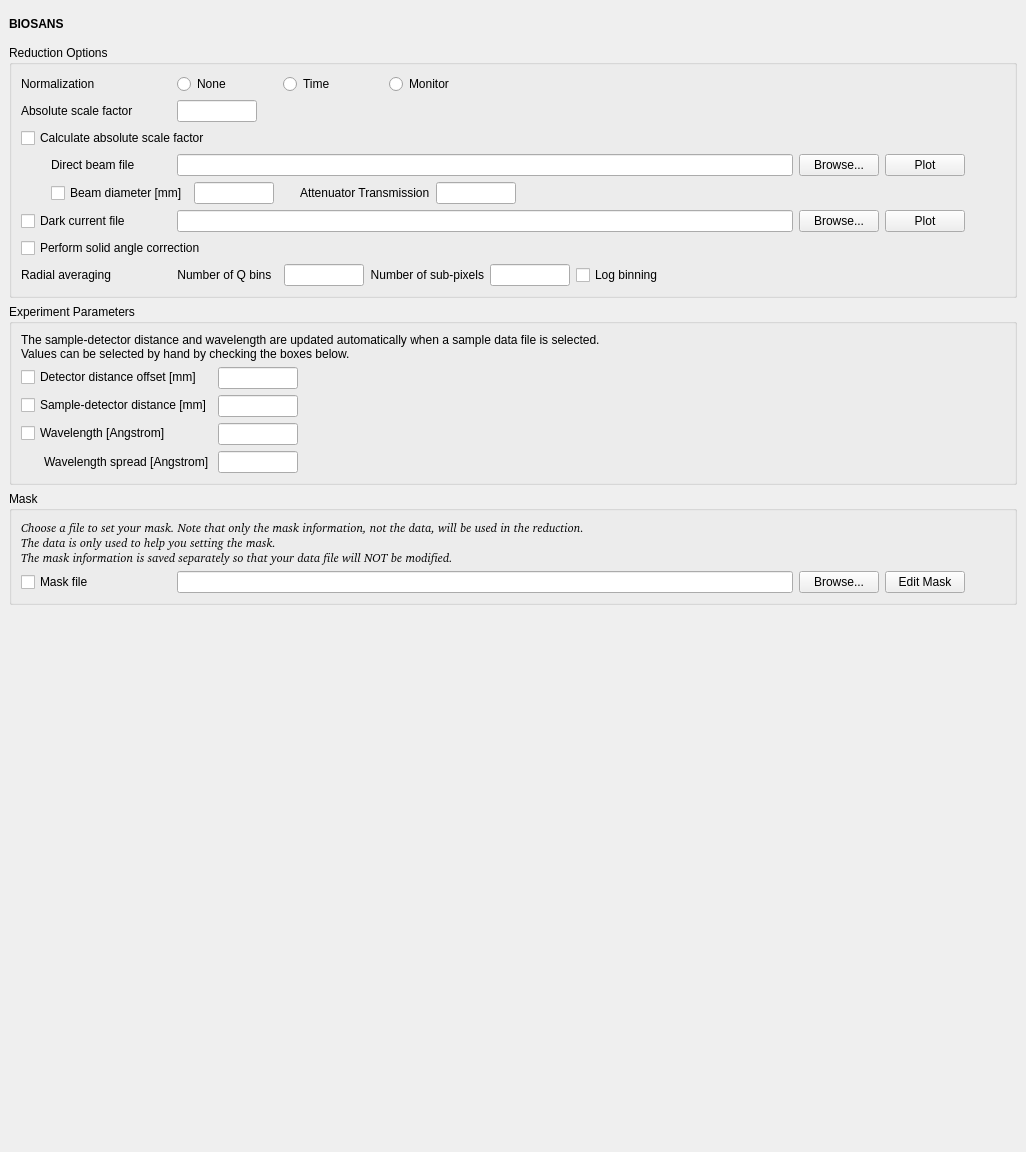
mantidproject/mantid, file Code/Mantid/scripts/Interface/ui/sans/hfir_instrument.ui: the form before one commit.
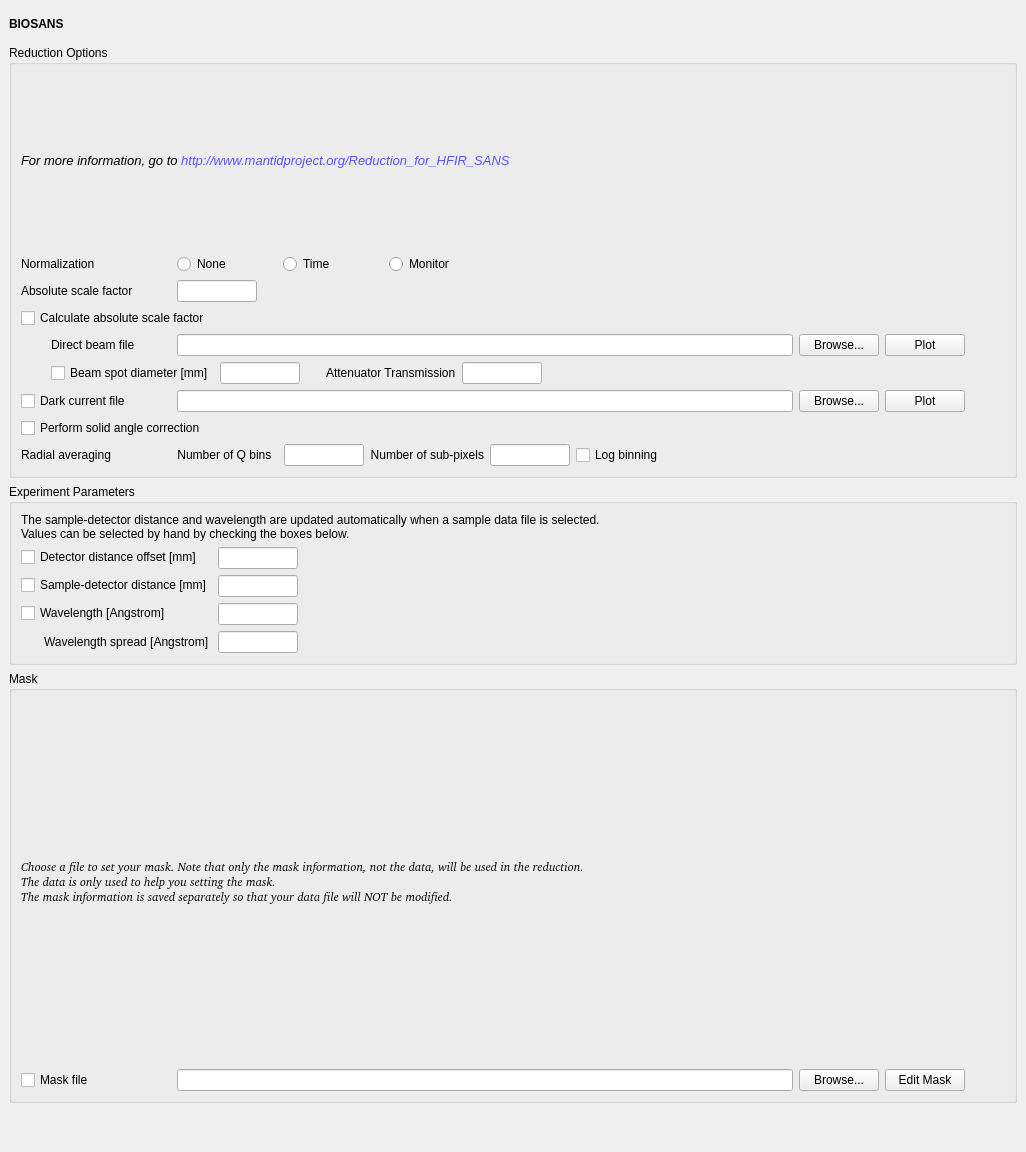
The form after the commit.

What changed in the file:
```diff
--- a/Code/Mantid/scripts/Interface/ui/sans/hfir_instrument.ui
+++ b/Code/Mantid/scripts/Interface/ui/sans/hfir_instrument.ui
@@ -102,6 +102,36 @@
           <string>Reduction Options</string>
          </property>
          <layout class="QVBoxLayout" name="verticalLayout_6">
+          <item>
+           <layout class="QHBoxLayout" name="horizontalLayout_2">
+            <property name="sizeConstraint">
+             <enum>QLayout::SetDefaultConstraint</enum>
+            </property>
+            <item>
+             <widget class="QLabel" name="label_6">
+              <property name="sizePolicy">
+               <sizepolicy hsizetype="Preferred" vsizetype="Minimum">
+                <horstretch>0</horstretch>
+                <verstretch>0</verstretch>
+               </sizepolicy>
+              </property>
+              <property name="styleSheet">
+               <string notr="true">font: italic 10pt &quot;Bitstream Charter&quot;;</string>
+              </property>
+              <property name="text">
+               <string>&lt;!DOCTYPE HTML PUBLIC &quot;-//W3C//DTD HTML 4.0//EN&quot; &quot;http://www.w3.org/TR/REC-html40/strict.dtd&quot;&gt;
+&lt;html&gt;&lt;head&gt;&lt;meta name=&quot;qrichtext&quot; content=&quot;1&quot; /&gt;&lt;style type=&quot;text/css&quot;&gt;
+p, li { white-space: pre-wrap; }
+&lt;/style&gt;&lt;/head&gt;&lt;body style=&quot; font-family:'Bitstream Charter'; font-size:10pt; font-weight:400; font-style:italic;&quot;&gt;
+&lt;p style=&quot; margin-top:0px; margin-bottom:0px; margin-left:0px; margin-right:0px; -qt-block-indent:0; text-indent:0px;&quot;&gt;For more information, go to &lt;a style=&quot;text-decoration: none&quot; href=&quot;http://www.mantidproject.org/Reduction_for_HFIR_SANS&quot;&gt;&lt;span style=&quot; color:#5555ff;&quot;&gt;http://www.mantidproject.org/Reduction_for_HFIR_SANS&lt;/span&gt;&lt;/a&gt;&lt;/p&gt;&lt;/body&gt;&lt;/html&gt;</string>
+              </property>
+              <property name="openExternalLinks">
+               <bool>true</bool>
+              </property>
+             </widget>
+            </item>
+           </layout>
+          </item>
           <item>
            <layout class="QHBoxLayout" name="horizontalLayout_5">
             <item>
@@ -427,7 +457,7 @@
             <item>
              <widget class="QCheckBox" name="beamstop_chk">
               <property name="text">
-               <string>Beam diameter [mm]</string>
+               <string>Beam spot diameter [mm]</string>
               </property>
              </widget>
             </item>
@@ -1129,7 +1159,7 @@
           <enum>Qt::Vertical</enum>
          </property>
          <property name="sizeType">
-          <enum>QSizePolicy::Expanding</enum>
+          <enum>QSizePolicy::Fixed</enum>
          </property>
          <property name="sizeHint" stdset="0">
           <size>
```
Left out of the diff: 10 changed lines with no effect on the pictures.
